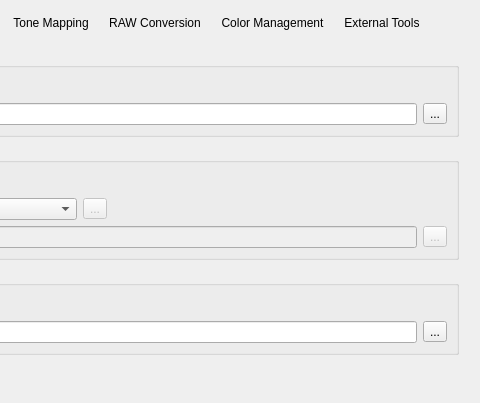
Old version of the form src/Preferences/PreferencesDialog.ui in the repository LuminanceHDR/LuminanceHDR; both pictures show x 206 to 686 and y 0 to 403 of the 686 by 617 pixel window.
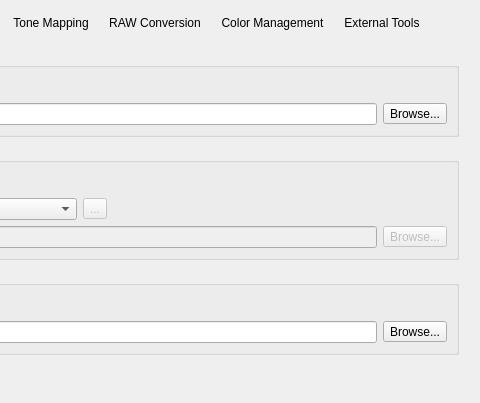
New version of the form. The open tabs and pages were chosen to show the change. Icons and pictures are not drawn.

Patch:
```diff
--- a/src/Preferences/PreferencesDialog.ui
+++ b/src/Preferences/PreferencesDialog.ui
@@ -2114,12 +2114,15 @@
                 <item>
                  <widget class="QToolButton" name="monitor_toolButton">
                   <property name="text">
-                   <string>...</string>
+                   <string>Browse...</string>
                   </property>
                   <property name="icon">
                    <iconset resource="../../icons.qrc">
                     <normaloff>:/new/prefix1/images/fileopen.png</normaloff>:/new/prefix1/images/fileopen.png</iconset>
                   </property>
+                  <property name="toolButtonStyle">
+                   <enum>Qt::ToolButtonTextBesideIcon</enum>
+                  </property>
                  </widget>
                 </item>
                </layout>
@@ -2273,12 +2276,15 @@
                    <bool>false</bool>
                   </property>
                   <property name="text">
-                   <string>...</string>
+                   <string>Browse...</string>
                   </property>
                   <property name="icon">
                    <iconset resource="../../icons.qrc">
                     <normaloff>:/new/prefix1/images/fileopen.png</normaloff>:/new/prefix1/images/fileopen.png</iconset>
                   </property>
+                  <property name="toolButtonStyle">
+                   <enum>Qt::ToolButtonTextBesideIcon</enum>
+                  </property>
                  </widget>
                 </item>
                </layout>
@@ -2334,12 +2340,15 @@
                 <item>
                  <widget class="QToolButton" name="printer_toolButton">
                   <property name="text">
-                   <string>...</string>
+                   <string>Browse...</string>
                   </property>
                   <property name="icon">
                    <iconset resource="../../icons.qrc">
                     <normaloff>:/new/prefix1/images/fileopen.png</normaloff>:/new/prefix1/images/fileopen.png</iconset>
                   </property>
+                  <property name="toolButtonStyle">
+                   <enum>Qt::ToolButtonTextBesideIcon</enum>
+                  </property>
                  </widget>
                 </item>
                </layout>
```
Left out of the diff: 6 changed lines with no effect on the pictures.
